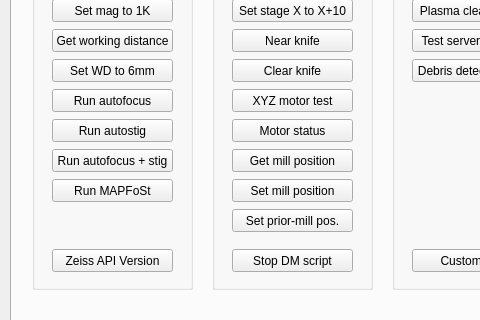
The window that gui/main_window.ui (SBEMimage/SBEMimage) describes before a commit, drawn with Qt 5; both pictures show x 0 to 480 and y 166 to 486 of the 711 by 950 pixel window.
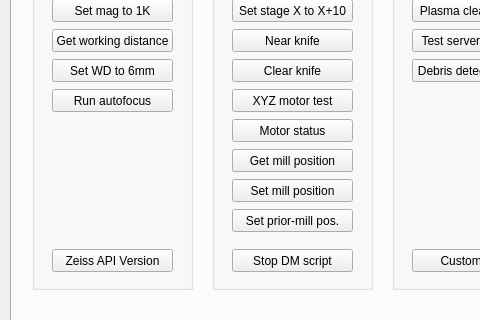
The same window after the commit. The open tabs and pages were chosen to show the change.

Commit message: Use only one button in tests tab and link it to 'Run Autofocus' dialog

What changed in the file:
```diff
--- a/gui/main_window.ui
+++ b/gui/main_window.ui
@@ -1866,45 +1866,6 @@
           <string>Run autofocus</string>
          </property>
         </widget>
-        <widget class="QPushButton" name="pushButton_testRunAutostig">
-         <property name="geometry">
-          <rect>
-           <x>20</x>
-           <y>180</y>
-           <width>121</width>
-           <height>23</height>
-          </rect>
-         </property>
-         <property name="text">
-          <string>Run autostig</string>
-         </property>
-        </widget>
-        <widget class="QPushButton" name="pushButton_testRunAutofocusStig">
-         <property name="geometry">
-          <rect>
-           <x>20</x>
-           <y>210</y>
-           <width>121</width>
-           <height>23</height>
-          </rect>
-         </property>
-         <property name="text">
-          <string>Run autofocus + stig</string>
-         </property>
-        </widget>
-        <widget class="QPushButton" name="pushButton_testRunAutofocusMapfost">
-         <property name="geometry">
-          <rect>
-           <x>20</x>
-           <y>240</y>
-           <width>121</width>
-           <height>23</height>
-          </rect>
-         </property>
-         <property name="text">
-          <string>Run MAPFoSt</string>
-         </property>
-        </widget>
        </widget>
        <widget class="QGroupBox" name="groupBox_6">
         <property name="geometry">
```
Left out of the diff: 3 changed lines with no effect on the pictures. The commit also changes 1 other file.
